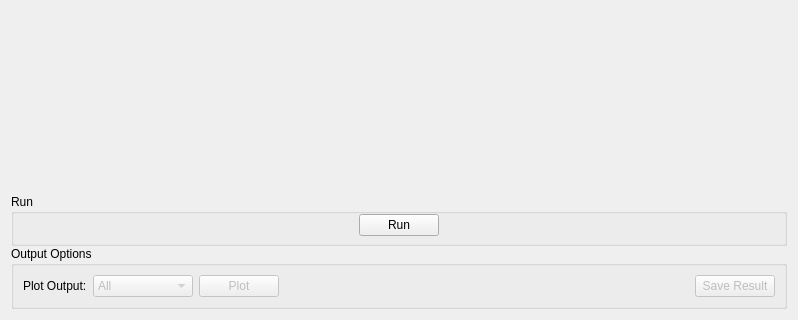
This is qt/scientific_interfaces/Indirect/JumpFit.ui in mantidproject/mantid as Qt 5 draws it before an edit; both pictures show x 0 to 798 and y 414 to 734 of the 798 by 734 pixel window. The edited form follows.
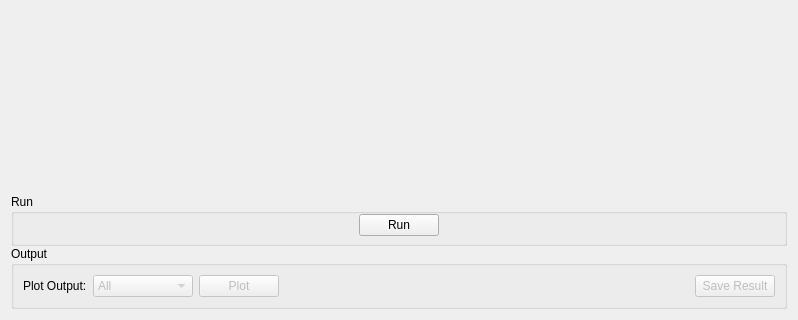
This is the edited form. Custom widgets are drawn as their Qt base class.

Diff of the .ui file:
```diff
--- a/qt/scientific_interfaces/Indirect/JumpFit.ui
+++ b/qt/scientific_interfaces/Indirect/JumpFit.ui
@@ -205,7 +205,7 @@
           <item>
            <widget class="QGroupBox" name="gbOutput">
             <property name="title">
-             <string>Output Options</string>
+             <string>Output</string>
             </property>
             <layout class="QHBoxLayout" name="horizontalLayout">
              <item>
```
